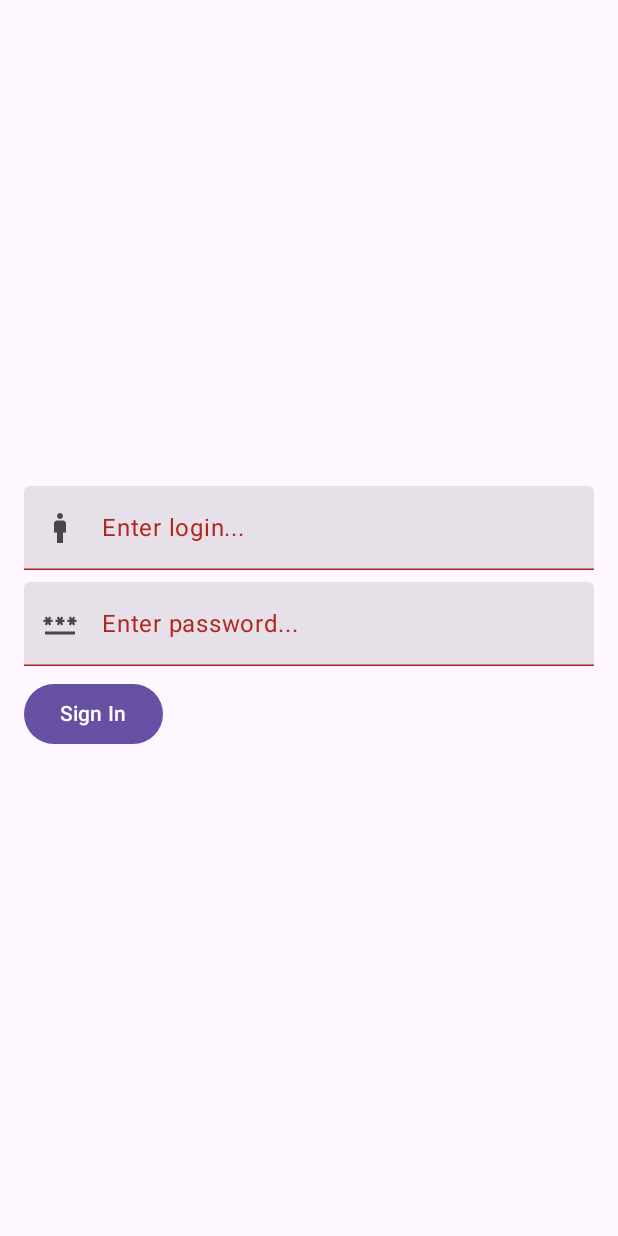
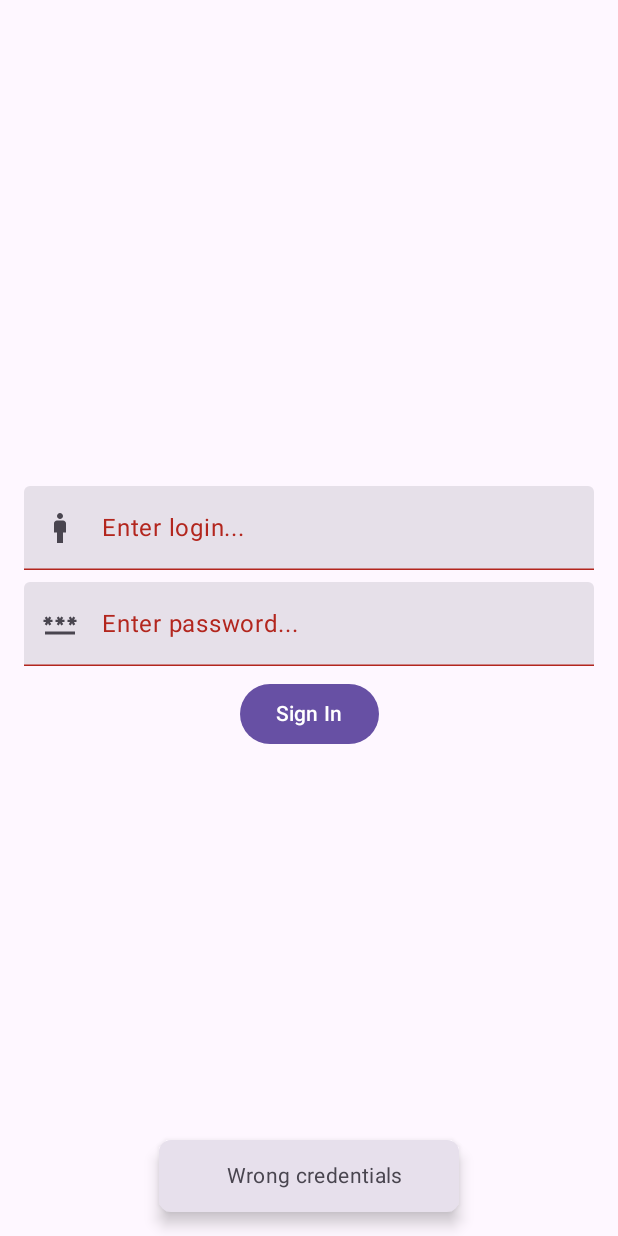
Before and after one commit to Mazer11/RestorauntRecords_compose, an Android app built with Jetpack Compose: the screen it shows after launch (MainActivity), after a tap on "Sign In", on a phone screen of 412 x 824 dp. Run offline under Robolectric (Android 15) with nearby library versions, the phone set to English and light mode, and no system bars.

```diff
--- a/app/build.gradle
+++ b/app/build.gradle
@@ -54,6 +54,9 @@ dependencies {
     //Core
     implementation 'androidx.core:core-ktx:1.9.0'
 
+    //Play services
+    implementation "com.google.android.gms:play-services-auth:20.4.0"
+
     //Icons
     implementation "androidx.compose.material:material-icons-extended:$compose_version"
 
@@ -88,12 +91,9 @@ dependencies {
     //Data Store
     implementation 'androidx.datastore:datastore-preferences:1.0.0'
 
-
     //Firebase
     implementation 'com.google.firebase:firebase-auth-ktx'
-        implementation 'com.google.firebase:firebase-storage-ktx'
-        implementation "com.google.android.gms:play-services-auth:20.3.0"
-        implementation 'com.google.firebase:firebase-firestore-ktx'
+    implementation 'com.google.firebase:firebase-database-ktx'
     implementation platform("com.google.firebase:firebase-bom:30.3.1")
     implementation 'com.google.firebase:firebase-analytics-ktx'
 
@@ -106,10 +106,16 @@ dependencies {
     implementation "androidx.hilt:hilt-navigation-compose:1.0.0"
     kapt "com.google.dagger:hilt-compiler:$dagger_version"
 
+    //Lifecycle
     implementation 'androidx.lifecycle:lifecycle-runtime-ktx:2.5.1'
+
+    //Activity
     implementation 'androidx.activity:activity-compose:1.6.0'
+
+    //Fragment
     implementation 'androidx.fragment:fragment-ktx:1.5.3'
 
+    //Other
     testImplementation 'junit:junit:4.13.2'
     androidTestImplementation 'androidx.test.ext:junit:1.1.3'
     androidTestImplementation 'androidx.test.espresso:espresso-core:3.4.0'
--- a/app/src/main/java/edu/mazer/resrec/ui/screens/login/LoginScreen.kt
+++ b/app/src/main/java/edu/mazer/resrec/ui/screens/login/LoginScreen.kt
@@ -1,6 +1,7 @@
 package edu.mazer.resrec.ui.screens.login
 
 import androidx.compose.foundation.layout.*
+import androidx.compose.foundation.shape.RoundedCornerShape
 import androidx.compose.foundation.text.KeyboardActions
 import androidx.compose.foundation.text.KeyboardOptions
 import androidx.compose.material.icons.Icons
@@ -17,6 +18,7 @@ import androidx.compose.ui.text.input.KeyboardType
 import androidx.compose.ui.unit.dp
 import androidx.navigation.NavController
 import edu.mazer.resrec.navigation.NavigationRoutes
+import kotlinx.coroutines.launch
 
 @ExperimentalMaterial3Api
 @Composable
@@ -26,6 +28,8 @@ fun LoginScreen(
     val userLogin = remember { mutableStateOf("") }
     val password = remember { mutableStateOf("") }
     val focusManager = LocalFocusManager.current
+    val snackBatHostState = remember { SnackbarHostState() }
+    val scope = rememberCoroutineScope()
 
     val isUserLoginValid by remember {
         derivedStateOf {
@@ -41,13 +45,40 @@ fun LoginScreen(
         }
     }
 
-    Box(
-        modifier = Modifier.fillMaxSize()
+    Scaffold(
+        snackbarHost = {
+            SnackbarHost(
+                hostState = snackBatHostState,
+            ) { data ->
+                Snackbar(
+                    shape = RoundedCornerShape(8.dp),
+                    containerColor = MaterialTheme.colorScheme.surfaceVariant,
+                    contentColor = MaterialTheme.colorScheme.onSurfaceVariant,
+                    modifier = Modifier
+                        .padding(16.dp)
+                        .width(200.dp)
                 ) {
                     Column(
+                        horizontalAlignment = Alignment.CenterHorizontally,
+                        modifier = Modifier.fillMaxWidth()
+                    ) {
+                        Text(
+                            text = data.visuals.message,
+                        )
+                    }
+                }
+            }
+        }
+    ) {
+        Box(
+            contentAlignment = Alignment.Center,
             modifier = Modifier
-                .padding(all = 16.dp)
-                .align(Alignment.Center),
+                .fillMaxSize()
+                .padding(it)
+        ) {
+            Column(
+                horizontalAlignment = Alignment.CenterHorizontally,
+                modifier = Modifier.padding(all = 16.dp).fillMaxWidth(),
             ) {
                 TextField(
                     value = userLogin.value,
@@ -109,7 +140,11 @@ fun LoginScreen(
 
                 Button(
                     onClick = {
-                    if (isUserLoginValid && isPasswordValid)
+                        if (!isUserLoginValid && !isPasswordValid)
+                            scope.launch {
+                                snackBatHostState.showSnackbar("Wrong credentials")
+                            }
+                        else
                             navController.navigate(NavigationRoutes.homeScreen.route)
                     },
                 ) {
@@ -118,3 +153,4 @@ fun LoginScreen(
             }
         }
     }
+}
```
Lines whose indentation alone changed are shown as unchanged.
